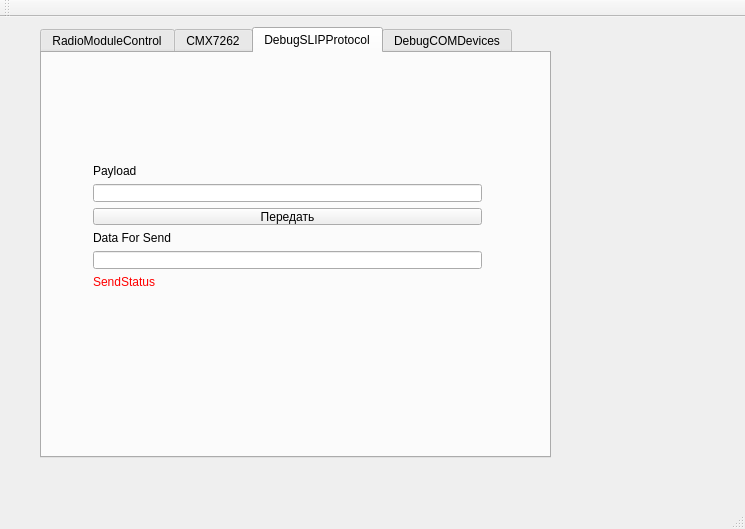
This is SmartPhoneControl/mainwindow.ui in NTLabRadio/QtSmartPhoneRadioControl as Qt 5 draws it before an edit. The edited form follows.
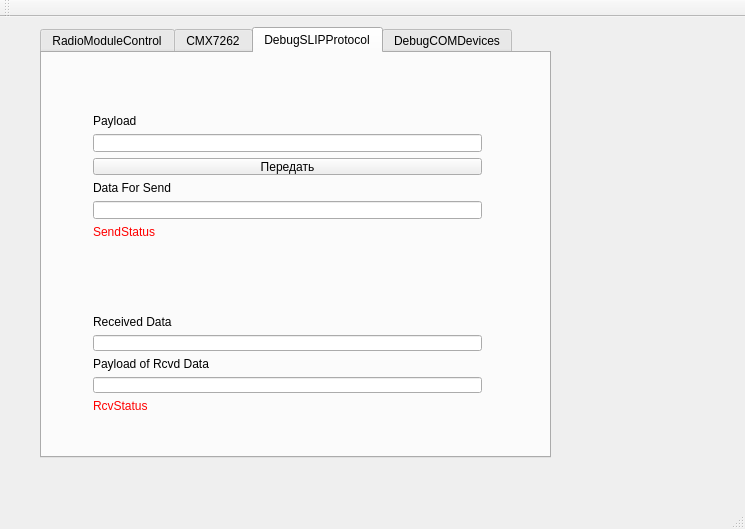
This is the edited form.

Commit message: Протестирована передача и прием SLIP-данных Перенесены изменения в реализации класса SlipInterface из проекта SmartPhoneRadioPrototype

```diff
--- a/SmartPhoneControl/mainwindow.ui
+++ b/SmartPhoneControl/mainwindow.ui
@@ -47,7 +47,7 @@
       <property name="geometry">
        <rect>
         <x>40</x>
-        <y>100</y>
+        <y>50</y>
         <width>411</width>
         <height>147</height>
        </rect>
@@ -95,6 +95,55 @@
        </item>
       </layout>
      </widget>
+     <widget class="QWidget" name="">
+      <property name="geometry">
+       <rect>
+        <x>40</x>
+        <y>251</y>
+        <width>411</width>
+        <height>121</height>
+       </rect>
+      </property>
+      <layout class="QVBoxLayout" name="verticalLayout_2">
+       <item>
+        <widget class="QLabel" name="SLIPRxData_label">
+         <property name="text">
+          <string>Received Data</string>
+         </property>
+        </widget>
+       </item>
+       <item>
+        <widget class="QLineEdit" name="SLIPRxData_lineEdit"/>
+       </item>
+       <item>
+        <widget class="QLabel" name="SLIPRxPayload_label">
+         <property name="text">
+          <string>Payload of Rcvd Data</string>
+         </property>
+        </widget>
+       </item>
+       <item>
+        <widget class="QLineEdit" name="SLIPRxPayload_lineEdit">
+         <property name="text">
+          <string/>
+         </property>
+        </widget>
+       </item>
+       <item>
+        <widget class="QLabel" name="SLIPRxStatus_label">
+         <property name="enabled">
+          <bool>true</bool>
+         </property>
+         <property name="styleSheet">
+          <string notr="true">color: rgb(255, 0, 0);</string>
+         </property>
+         <property name="text">
+          <string>RcvStatus</string>
+         </property>
+        </widget>
+       </item>
+      </layout>
+     </widget>
     </widget>
     <widget class="QWidget" name="tab_2">
      <attribute name="title">
```
Left out of the diff: 8 changed lines with no effect on the pictures. The commit also changes 5 other files.
